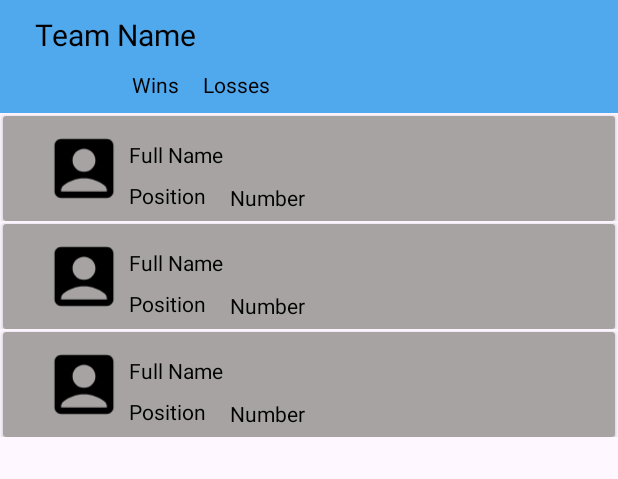
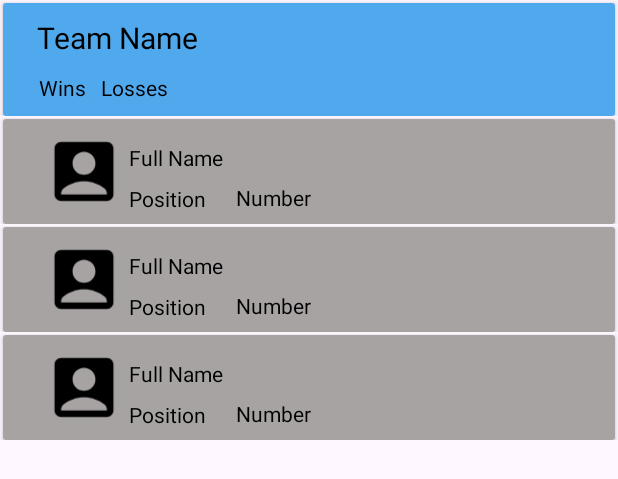
Before and after one commit to t-wing11/NBA-project, an Android app: the layout team_page.xml on its own in the app's theme, with its tools: preview values and no code run, on a phone screen of 412 x 824 dp. Shown: the top 479 px of the screen. Run offline under Robolectric (Android 15) with nearby library versions, the phone set to English and light mode, and no system bars.

Commit message:
Changed teamPage layout to reuse teamCard, fixed some unused imports

```diff
--- a/android_app/app/src/main/java/com/example/nba_app_project/ui/activities/PlayerListActivity.kt
+++ b/android_app/app/src/main/java/com/example/nba_app_project/ui/activities/PlayerListActivity.kt
@@ -1,6 +1,5 @@
 package com.example.nba_app_project.ui.activities
 
-import android.content.Intent
 import androidx.appcompat.app.AppCompatActivity
 import android.os.Bundle
 import androidx.recyclerview.widget.RecyclerView
@@ -28,9 +27,9 @@ class PlayerListActivity : AppCompatActivity() {
 
 
     private fun updateTeam(teamItem: TeamItem){
-        binding.teamName.text = teamItem.full_name
-        binding.wins.text = getString(R.string.teamPageWins,teamItem.wins.toString())
-        binding.losses.text = getString(R.string.teamPageLosses,teamItem.losses.toString())
+        binding.teamCard.teamName.text = teamItem.full_name
+        binding.teamCard.wins.text = getString(R.string.teamPageWins,teamItem.wins.toString())
+        binding.teamCard.losses.text = getString(R.string.teamPageLosses,teamItem.losses.toString())
         playerAdapter.setData(teamItem.players.toMutableList())
     }
 
--- a/android_app/app/src/main/java/com/example/nba_app_project/ui/adapters/PlayerAdapter.kt
+++ b/android_app/app/src/main/java/com/example/nba_app_project/ui/adapters/PlayerAdapter.kt
@@ -1,10 +1,8 @@
 package com.example.nba_app_project.ui.adapters
 
-import android.util.Log
 import android.view.LayoutInflater
 import android.view.View
 import android.view.ViewGroup
-import android.widget.TextView
 import androidx.recyclerview.widget.RecyclerView
 import com.example.nba_app_project.data.PlayerItem
 import com.example.nba_app_project.R
--- a/android_app/app/src/main/java/com/example/nba_app_project/ui/adapters/TeamAdapter.kt
+++ b/android_app/app/src/main/java/com/example/nba_app_project/ui/adapters/TeamAdapter.kt
@@ -5,8 +5,6 @@ import android.os.Bundle
 import android.view.LayoutInflater
 import android.view.View
 import android.view.ViewGroup
-import android.widget.TextView
-import androidx.cardview.widget.CardView
 import androidx.recyclerview.widget.RecyclerView
 import com.example.nba_app_project.ui.activities.PlayerListActivity
 import com.example.nba_app_project.R
--- a/android_app/app/src/main/res/layout/player_card.xml
+++ b/android_app/app/src/main/res/layout/player_card.xml
@@ -38,11 +38,12 @@
                 android:layout_height="wrap_content"
                 android:layout_marginStart="25dp"
                 android:layout_marginEnd="216dp"
-                android:layout_marginBottom="6dp"
+                android:layout_marginBottom="8dp"
                 android:text="@string/player_number"
                 android:textColor="#000000"
                 app:layout_constraintBottom_toBottomOf="parent"
                 app:layout_constraintEnd_toEndOf="parent"
+                app:layout_constraintHorizontal_bias="0.277"
                 app:layout_constraintStart_toEndOf="@+id/position" />
 
             <TextView
--- a/android_app/app/src/main/res/layout/team_card.xml
+++ b/android_app/app/src/main/res/layout/team_card.xml
@@ -41,11 +41,12 @@
                 android:layout_width="wrap_content"
                 android:layout_height="wrap_content"
                 android:layout_marginStart="24dp"
-                android:layout_marginEnd="36dp"
+                android:layout_marginEnd="10dp"
                 android:text="@string/team_wins"
                 android:textColor="#000000"
                 app:layout_constraintBottom_toBottomOf="parent"
                 app:layout_constraintEnd_toStartOf="@+id/losses"
+                app:layout_constraintHorizontal_bias="0.275"
                 app:layout_constraintStart_toStartOf="parent"
                 app:layout_constraintTop_toBottomOf="@+id/teamName"
                 app:layout_constraintVertical_bias="0.5" />
@@ -54,13 +55,12 @@
                 android:id="@+id/losses"
                 android:layout_width="wrap_content"
                 android:layout_height="wrap_content"
-                android:layout_marginEnd="275dp"
+                android:layout_marginStart="10dp"
                 android:text="@string/team_losses"
                 android:textColor="#000000"
                 app:layout_constraintBottom_toBottomOf="parent"
-                app:layout_constraintEnd_toEndOf="parent"
-                app:layout_constraintTop_toBottomOf="@+id/teamName"
-                app:layout_constraintVertical_bias="0.5" />
+                app:layout_constraintStart_toEndOf="@+id/wins"
+                app:layout_constraintTop_toBottomOf="@+id/teamName" />
         </androidx.constraintlayout.widget.ConstraintLayout>
     </androidx.cardview.widget.CardView>
 
--- a/android_app/app/src/main/res/layout/team_page.xml
+++ b/android_app/app/src/main/res/layout/team_page.xml
@@ -5,65 +5,17 @@
     android:layout_width="match_parent"
     android:layout_height="match_parent">
 
-    <androidx.constraintlayout.widget.ConstraintLayout
-        android:id="@+id/constraintLayout"
+    <include
+        android:id="@+id/team_card"
+        layout="@layout/team_card"
         android:layout_width="match_parent"
-        android:layout_height="75dp"
-        android:background="#50A8ED"
-        app:layout_constraintEnd_toEndOf="parent"
-        app:layout_constraintStart_toStartOf="parent"
-        app:layout_constraintTop_toTopOf="parent">
-
-        <TextView
-            android:id="@+id/teamName"
-            android:layout_width="wrap_content"
-            android:layout_height="wrap_content"
-            android:text="@string/team_name"
-            android:textColor="#000000"
-            android:textSize="20sp"
-            app:layout_constraintBottom_toTopOf="@+id/wins"
-            app:layout_constraintEnd_toEndOf="parent"
-            app:layout_constraintHorizontal_bias="0.076"
-            app:layout_constraintStart_toStartOf="parent"
-            app:layout_constraintTop_toTopOf="parent"
-            app:layout_constraintVertical_bias="0.5" />
-
-        <TextView
-            android:id="@+id/wins"
-            android:layout_width="wrap_content"
-            android:layout_height="wrap_content"
-            android:layout_marginStart="24dp"
-            android:layout_marginEnd="16dp"
-            android:text="@string/team_wins"
-            android:textColor="#000000"
-            app:layout_constraintBottom_toBottomOf="parent"
-            app:layout_constraintEnd_toStartOf="@+id/losses"
-            app:layout_constraintHorizontal_bias="1.0"
-            app:layout_constraintStart_toStartOf="parent"
-            app:layout_constraintTop_toBottomOf="@+id/teamName"
-            app:layout_constraintVertical_bias="0.5" />
-
-        <TextView
-            android:id="@+id/losses"
-            android:layout_width="wrap_content"
-            android:layout_height="wrap_content"
-            android:layout_marginEnd="232dp"
-            android:text="@string/team_losses"
-            android:textColor="#000000"
-            app:layout_constraintBottom_toBottomOf="parent"
-            app:layout_constraintEnd_toEndOf="parent"
-            app:layout_constraintTop_toBottomOf="@+id/teamName" />
-    </androidx.constraintlayout.widget.ConstraintLayout>
+        android:layout_height="wrap_content" />
 
     <androidx.recyclerview.widget.RecyclerView
         android:id="@+id/player_recycle"
         android:layout_width="wrap_content"
-        android:layout_height="0dp"
-        app:layout_constraintBottom_toBottomOf="parent"
-        app:layout_constraintEnd_toEndOf="parent"
-        app:layout_constraintHorizontal_bias="0.666"
-        app:layout_constraintStart_toStartOf="parent"
-        app:layout_constraintTop_toBottomOf="@+id/constraintLayout"
+        android:layout_height="wrap_content"
+        app:layout_constraintTop_toBottomOf="@+id/team_card"
         tools:listitem="@layout/player_card" />
 
 </androidx.constraintlayout.widget.ConstraintLayout>
```
Also changed, not shown: 1 other file.
